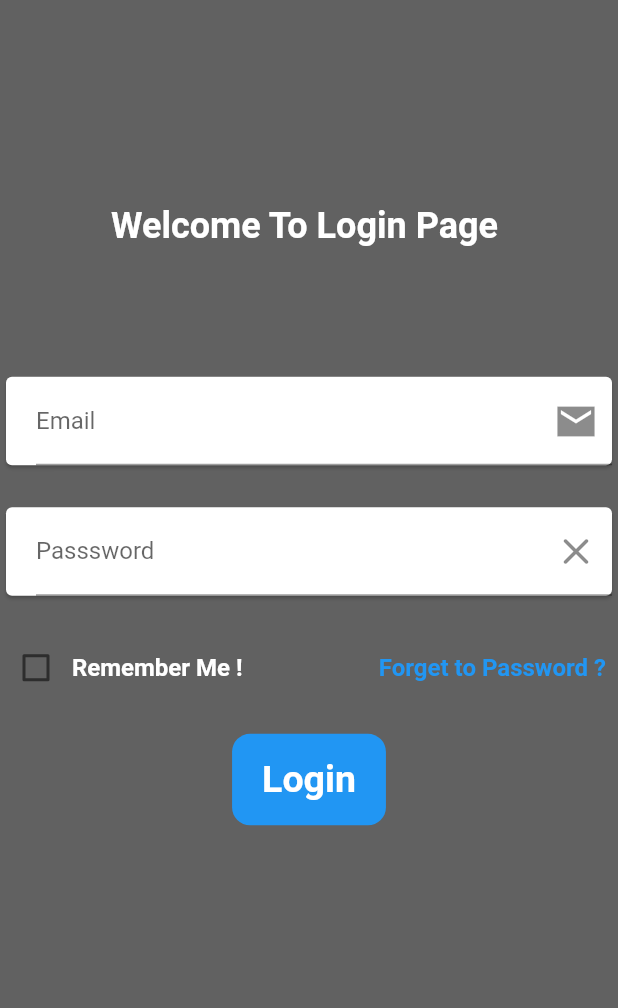
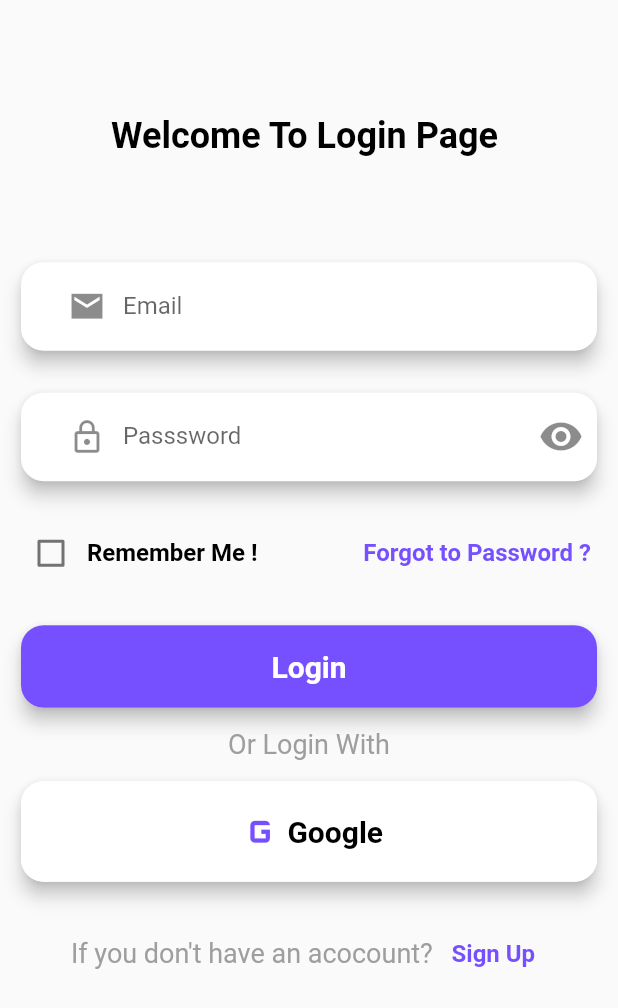
Before and after one commit to soysal22/task_manager_flutter, a Flutter app: the LoginPage screen opened directly, on a phone screen of 412 x 824 dp. Shown: the top 1008 px of the screen. Run offline on Flutter 3.47's test engine with Material 2 defaults, Android fonts, the phone set to English and light mode, and no system bars; our stand-ins replace get.

Commit message:
tasrım changing

```diff
--- a/lib/core/constants/constants.dart
+++ b/lib/core/constants/constants.dart
@@ -12,8 +12,10 @@ class Constants {
 
 // Colors
   static const Color colorTransparent = Colors.transparent;
-  static Color colorGrey = Colors.grey.shade700;
+  static const Color colorGrey = Colors.grey;
   static const Color colorWhite = Colors.white;
+  static const Color colorPurpleButton = Color.fromARGB(255, 118, 80, 255);
+  static const Color colorRed = Colors.red;
   static const Color colorBlue = Colors.blue;
   static const Color colorBlack = Colors.black;
   static const Color colorGreen = Color.fromARGB(172, 14, 201, 185);
@@ -31,4 +33,8 @@ class Constants {
   static const SizedBox sizedBoxHeight20 = SizedBox(height: 20);
   static const SizedBox sizedBoxHeight10 = SizedBox(height: 10);
   static const SizedBox sizedBoxHeight5 = SizedBox(height: 5);
+
+  //   Width
+
+  static const SizedBox sizedBoxWidth10 = SizedBox(height: 10);
 }
--- a/lib/main.dart
+++ b/lib/main.dart
@@ -1,7 +1,5 @@
 import 'package:flutter/material.dart';
 import 'package:get/get.dart';
-import 'package:manger_mission/view/add_task_page.dart';
-import 'package:manger_mission/view/home_page.dart';
 import 'package:manger_mission/view/login_page.dart';
 
 void main() {
@@ -19,7 +17,7 @@ class MyApp extends StatelessWidget {
       theme: ThemeData(
         primarySwatch: Colors.blue,
       ),
-      home: const AddTaskPage(),
+      home: const LoginPage(),
     );
   }
 }
--- a/lib/view/home_page.dart
+++ b/lib/view/home_page.dart
@@ -34,7 +34,7 @@ class _HomePageState extends State<HomePage> {
                     onPressed: () {
                       Get.to(AddTaskPage());
                     },
-                    child: Center(child: Text("+Add a Task")))
+                    child: Center(child: Text("+ Add Task")))
               ],
             )
           ],
--- a/lib/view/login_page.dart
+++ b/lib/view/login_page.dart
@@ -1,4 +1,4 @@
-// ignore_for_file: avoid_print, unrelated_type_equality_checks, unused_element, unnecessary_brace_in_string_interps
+// ignore_for_file: avoid_print, unrelated_type_equality_checks, unused_element, unnecessary_brace_in_string_interps, non_constant_identifier_names
 
 import 'dart:developer';
 import 'package:flutter/cupertino.dart';
@@ -7,6 +7,7 @@ import 'package:get/get.dart';
 import 'package:manger_mission/core/constants/constants.dart';
 import 'package:manger_mission/core/validates/validation_mixin.dart';
 import 'package:manger_mission/view/home_page.dart';
+import 'package:manger_mission/view/register_page.dart';
 
 class LoginPage extends StatefulWidget {
   const LoginPage({super.key});
@@ -24,7 +25,7 @@ TextEditingController emailController = TextEditingController();
 
 TextEditingController passwordController = TextEditingController();
 bool checkedBox = false;
-bool obscureText = false;
+bool obscureText = true;
 
 final formKey = GlobalKey<FormState>();
 
@@ -33,25 +34,22 @@ class _LoginPageState extends State<LoginPage> {
   Widget build(BuildContext context) {
     return Scaffold(
       appBar: null,
-      backgroundColor: Constants.colorGrey,
+      // backgroundColor: Constants.colorGrey,
       extendBody: true,
-      body: Center(
-        child: Form(
-          key: formKey,
+      body: Form(
+        key: formKey,
+        child: Padding(
+          padding: const EdgeInsets.all(10),
           child: Column(
-            mainAxisAlignment: MainAxisAlignment.center,
             children: [
               Expanded(
                   flex: 2,
                   child: Column(
-                    mainAxisAlignment: MainAxisAlignment.end,
+                    mainAxisAlignment: MainAxisAlignment.center,
                     children: [_title(context)],
                   )),
-              const Spacer(
-                flex: 1,
-              ),
               Expanded(
-                flex: 7,
+                flex: 8,
                 child: Column(
                   children: [
                     _emailCardTextfield(),
@@ -60,13 +58,37 @@ class _LoginPageState extends State<LoginPage> {
                     Constants.sizedBoxHeight20,
                     _rowCheckBoxAnfForgetText(context),
                     Constants.sizedBoxHeight20,
-                    _loginButton(context),
+                    _LoginButton(
+                      context,
+                    ),
+                    Constants.sizedBoxHeight10,
+                    _greyText(context, "Or Login With"),
+                    Constants.sizedBoxHeight10,
+                    _googleButton(context),
+                    Constants.sizedBoxHeight20,
+                    Row(
+                      mainAxisAlignment: MainAxisAlignment.center,
+                      children: [
+                        _greyText(context, "If you don't have an acocount? "),
+                        _customTextButton(context, "Sign Up")
+                      ],
+                    ),
                   ],
                 ),
               ),
             ],
           ),
         ),
+      ),
+    );
+  }
+
+  Text _greyText(BuildContext context, String title) {
+    return Text(
+      title,
+      style: const TextStyle(
+        fontSize: 18,
+        color: Constants.colorGrey,
       ),
     );
   }
@@ -86,14 +108,60 @@ class _LoginPageState extends State<LoginPage> {
     );
   }
 
-  CupertinoButton _loginButton(BuildContext context) {
-    return CupertinoButton.filled(
-      onPressed: () async {
-        if (formKey.currentState?.validate() == true) {
-          Get.to(const HomePage());
-        }
-      },
-      child: _buttonText(context),
+  Widget _LoginButton(BuildContext context) {
+    return SizedBox(
+      width: MediaQuery.of(context).size.width,
+      child: Card(
+        shape: RoundedRectangleBorder(borderRadius: Constants.borderRadius15),
+        elevation: 5,
+        child: CupertinoButton(
+          color: Constants.colorPurpleButton,
+          borderRadius: Constants.borderRadius15,
+          onPressed: () async {
+            if (formKey.currentState?.validate() == true) {
+              Get.to(
+                duration: const Duration(seconds: 1),
+                curve: Curves.bounceOut,
+                const HomePage(),
+              );
+            }
+          },
+          child: _buttonText(context, "Login", Constants.colorWhite),
+        ),
+      ),
+    );
+  }
+
+  Widget _googleButton(BuildContext context) {
+    return SizedBox(
+      width: MediaQuery.of(context).size.width,
+      child: Card(
+        shape: RoundedRectangleBorder(borderRadius: Constants.borderRadius15),
+        elevation: 5,
+        child: CupertinoButton(
+          color: Constants.colorWhite,
+          borderRadius: Constants.borderRadius15,
+          onPressed: () async {
+            Get.to(
+              duration: const Duration(seconds: 1),
+              curve: Curves.bounceOut,
+              const RegisterPage(),
+            );
+          },
+          child: Row(
+            crossAxisAlignment: CrossAxisAlignment.center,
+            mainAxisAlignment: MainAxisAlignment.center,
+            children: [
+              const Icon(
+                Icons.g_mobiledata,
+                size: 35,
+                color: Constants.colorPurpleButton,
+              ),
+              _buttonText(context, "Google", Constants.colorBlack),
+            ],
+          ),
+        ),
+      ),
     );
   }
 
@@ -104,7 +172,7 @@ class _LoginPageState extends State<LoginPage> {
         Row(
           children: [_checkBox(), _rememberText(context)],
         ),
-        _forgetTextButton(context)
+        _customTextButton(context, "Forgot to Password ?")
       ],
     );
   }
@@ -115,12 +183,14 @@ class _LoginPageState extends State<LoginPage> {
       style: Theme.of(context)
           .textTheme
           .headline5
-          ?.copyWith(color: Constants.colorWhite, fontWeight: FontWeight.bold),
+          ?.copyWith(color: Constants.colorBlack, fontWeight: FontWeight.bold),
     );
   }
 
   Card _emailCardTextfield() {
     return Card(
+      elevation: 5,
+      shape: RoundedRectangleBorder(borderRadius: Constants.borderRadius15),
       child: Padding(
         padding: const EdgeInsets.only(left: 20),
         child: Center(
@@ -129,10 +199,11 @@ class _LoginPageState extends State<LoginPage> {
             keyboardType: TextInputType.emailAddress,
             controller: emailController,
             decoration: const InputDecoration(
+                border: InputBorder.none,
                 hintText: "Please Write to an Email Ex: adasd@dada ",
-                suffixIcon: Icon(
+                prefixIcon: Icon(
                   Icons.email_sharp,
-                  size: 30,
+                  size: 25,
                 ),
                 labelText: "Email"),
           ),
@@ -143,6 +214,8 @@ class _LoginPageState extends State<LoginPage> {
 
   Card _passwordCardTextfield() {
     return Card(
+      elevation: 5,
+      shape: RoundedRectangleBorder(borderRadius: Constants.borderRadius15),
       child: Padding(
         padding: const EdgeInsets.only(left: 20),
         child: Center(
@@ -152,7 +225,12 @@ class _LoginPageState extends State<LoginPage> {
             obscureText: obscureText,
             controller: passwordController,
             decoration: InputDecoration(
+                border: InputBorder.none,
                 hintText: "Please Write to a Password ",
+                prefixIcon: const Icon(
+                  Icons.lock_outline,
+                  size: 25,
+                ),
                 suffixIcon: GestureDetector(
                   onTap: () {
                     setState(() {
@@ -183,27 +261,36 @@ class _LoginPageState extends State<LoginPage> {
       style: Theme.of(context)
           .textTheme
           .subtitle1
-          ?.copyWith(color: Constants.colorWhite, fontWeight: FontWeight.bold),
+          ?.copyWith(color: Constants.colorBlack, fontWeight: FontWeight.bold),
     );
   }
 
-  TextButton _forgetTextButton(BuildContext context) {
+  TextButton _customTextButton(BuildContext context, String title) {
     return TextButton(
-        onPressed: () {},
+        onPressed: () {
+          title == "Sign Up"
+              ? Get.to(
+                  duration: const Duration(seconds: 1),
+                  curve: Curves.bounceOut,
+                  const RegisterPage(),
+                )
+              : null;
+        },
         child: Text(
-          "Forget to Password ?",
+          title,
           style: Theme.of(context).textTheme.subtitle1?.copyWith(
-              color: Constants.colorBlue, fontWeight: FontWeight.bold),
+              color: Constants.colorPurpleButton, fontWeight: FontWeight.bold),
         ));
   }
 
-  Text _buttonText(BuildContext context) {
+  Text _buttonText(BuildContext context, String title, Color color) {
     return Text(
-      "Login",
+      title,
       style: Theme.of(context).textTheme.subtitle1?.copyWith(
-          color: Constants.colorWhite,
-          fontSize: 25,
-          fontWeight: FontWeight.bold),
+            color: color,
+            fontSize: 20,
+            fontWeight: FontWeight.bold,
+          ),
     );
   }
 }
```
Also changed, not shown: lib/core/validates/validation_mixin.dart (+7 -0 lines), lib/view/register_page.dart (added, +161 -0 lines).
